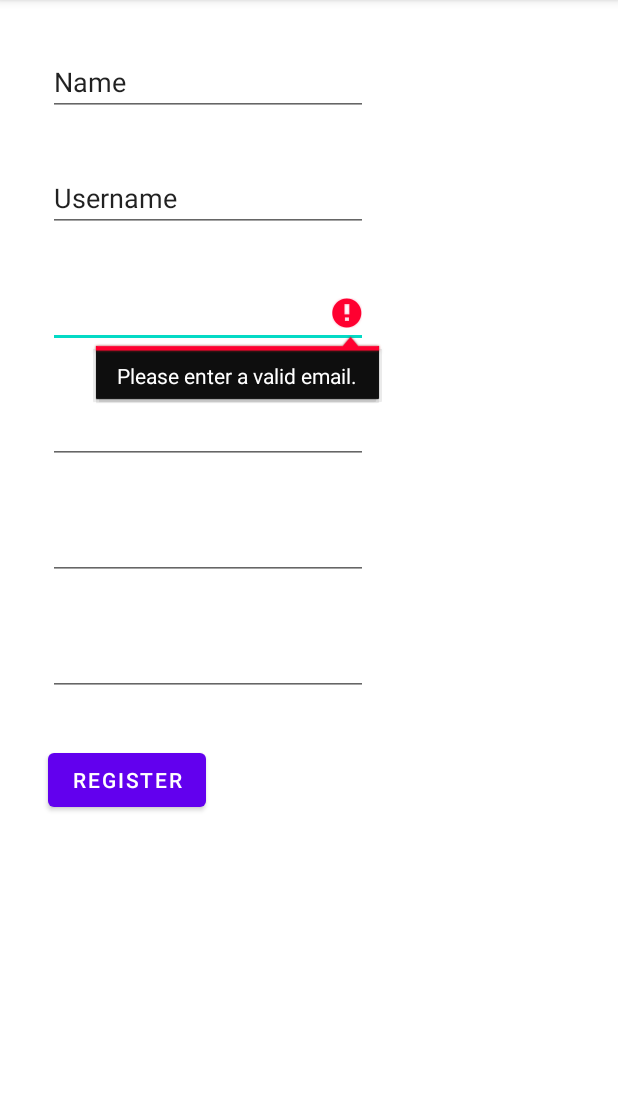
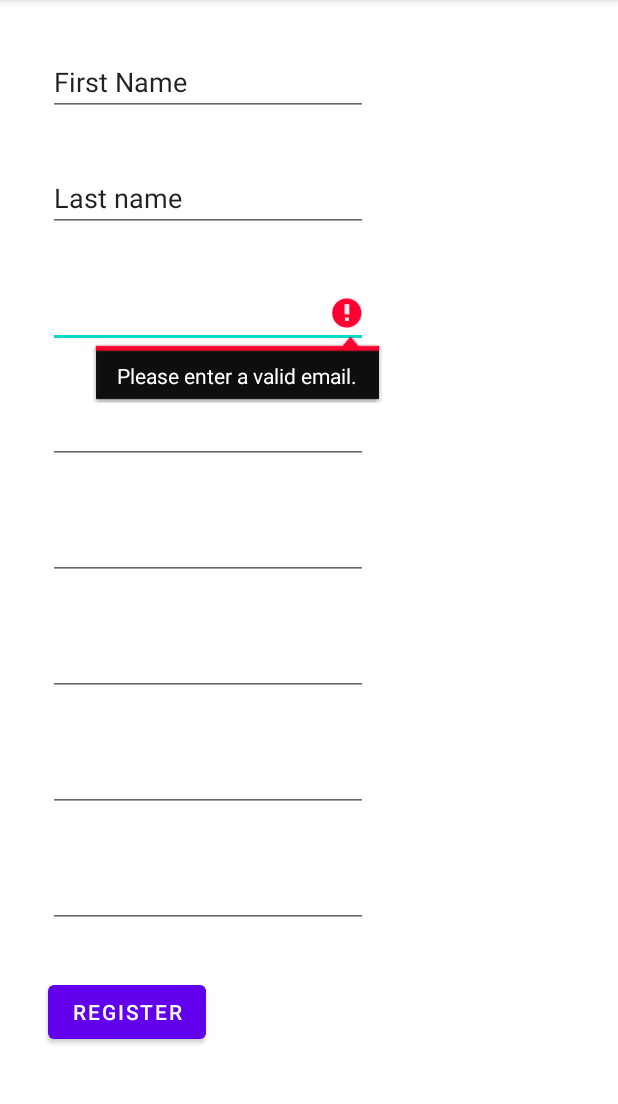
Before and after one commit to FonzyLima/Vax-In-Mobile-Application, an Android app: the RegisterActivity screen opened directly, with no data from a screen before it, after a tap on "REGISTER", on a phone screen of 412 x 824 dp, the part 84-1188 px from its top. Run offline under Robolectric (Android 15) with nearby library versions, the phone set to English and light mode, and no system bars; our stand-ins replace Firebase (no records; nobody signed in at launch, a user with empty details on screens opened directly).

Commit message:
updated textfields

```diff
--- a/VaxInMobileApplioation/app/src/main/java/com/mobdeve/s11/lima/buendia/berenguer/vax_inmobileapplioation/MainActivity.java
+++ b/VaxInMobileApplioation/app/src/main/java/com/mobdeve/s11/lima/buendia/berenguer/vax_inmobileapplioation/MainActivity.java
@@ -32,7 +32,6 @@ public class MainActivity extends AppCompatActivity {
         this.mAuth = FirebaseAuth.getInstance();
 
         this.etEmail = findViewById(R.id.et_email);
-        this.etUsername = findViewById(R.id.et_username);
         this.etPassword = findViewById(R.id.et_password);
 
         this.btnRegister = findViewById(R.id.btn_register);
--- a/VaxInMobileApplioation/app/src/main/java/com/mobdeve/s11/lima/buendia/berenguer/vax_inmobileapplioation/RegisterActivity.java
+++ b/VaxInMobileApplioation/app/src/main/java/com/mobdeve/s11/lima/buendia/berenguer/vax_inmobileapplioation/RegisterActivity.java
@@ -2,7 +2,6 @@ package com.mobdeve.s11.lima.buendia.berenguer.vax_inmobileapplioation;
 
 import android.content.Intent;
 import android.os.Bundle;
-import android.util.Log;
 import android.util.Patterns;
 import android.view.View;
 import android.widget.Button;
@@ -22,7 +21,7 @@ import com.google.firebase.database.FirebaseDatabase;
 public class RegisterActivity extends AppCompatActivity {
     private FirebaseAuth mAuth;
 
-    private EditText etRegisterName, etRegisterUsername, etRegisterPhone, etRegisterEmail, etRegisterPassword, etRegisterConfirm;
+    private EditText etRegisterFirstName, etRegisterLastName, etRegisterPhone, etRegisterEmail, etRegisterPassword, etRegisterConfirm, etRegisterSex, etRegisterBday;
     private Button btnRegisterRegister;
 
     @Override
@@ -32,12 +31,14 @@ public class RegisterActivity extends AppCompatActivity {
 
         mAuth = FirebaseAuth.getInstance();
 
-        etRegisterName = findViewById(R.id.et_register_name);
-        etRegisterUsername = findViewById(R.id.et_register_username);
+        etRegisterFirstName = findViewById(R.id.et_register_firstname);
+        etRegisterLastName = findViewById(R.id.et_register_lastname);
         etRegisterPhone = findViewById(R.id.et_register_phone);
         etRegisterEmail = findViewById(R.id.et_register_email);
         etRegisterPassword = findViewById(R.id.et_register_password);
         etRegisterConfirm = findViewById(R.id.et_register_confirm_password);
+        etRegisterSex = findViewById(R.id.et_register_sex);
+        etRegisterBday = findViewById(R.id.et_register_birthday);
 
         btnRegisterRegister = findViewById(R.id.btn_register_register);
 
@@ -50,24 +51,26 @@ public class RegisterActivity extends AppCompatActivity {
     }
 
     private void validateRegistration(){
-        String name, username, phone, email, password, confirmpass;
+        String firstname, lastname, phone, email, password, confirmpass, sex, bday;
 
-        name = etRegisterName.getText().toString().trim();
-        username = etRegisterUsername.getText().toString().trim();
+        firstname = etRegisterFirstName.getText().toString().trim();
+        lastname = etRegisterLastName.getText().toString().trim();
         phone = etRegisterPhone.getText().toString().trim();
         email = etRegisterEmail.getText().toString().trim();
         password = etRegisterPassword.getText().toString().trim();
         confirmpass = etRegisterConfirm.getText().toString().trim();
+        sex = etRegisterSex.getText().toString().trim();
+        bday = etRegisterBday.getText().toString().trim();
 
-        if(name.isEmpty()){
-            etRegisterName.setError("Please enter your name.");
-            etRegisterName.requestFocus();
+        if(firstname.isEmpty()){
+            etRegisterFirstName.setError("Please enter your name.");
+            etRegisterFirstName.requestFocus();
             return;
         }
 
-        if(username.isEmpty()){
-            etRegisterUsername.setError("Please enter a username.");
-            etRegisterUsername.requestFocus();
+        if(lastname.isEmpty()){
+            etRegisterLastName.setError("Please enter a username.");
+            etRegisterLastName.requestFocus();
             return;
         }
 
@@ -94,12 +97,21 @@ public class RegisterActivity extends AppCompatActivity {
             etRegisterConfirm.requestFocus();
             return;
         }
+        if(sex.isEmpty()){
+            etRegisterSex.setError("Please enter valid sex (M or F)");
+            etRegisterSex.requestFocus();
+        }
+        if(bday.isEmpty()){
+            etRegisterBday.setError("Please enter valid date");
+            etRegisterBday.requestFocus();
+        }
+
 
         mAuth.createUserWithEmailAndPassword(email, password).addOnCompleteListener(new OnCompleteListener<AuthResult>() {
             @Override
             public void onComplete(@NonNull Task<AuthResult> task) {
                 if(task.isSuccessful()){
-                    Users user = new Users(name,username,email, phone);
+                    Users user = new Users(firstname,lastname,email, phone, sex,bday);
 
                     Toast.makeText(RegisterActivity.this,"SUCCESS SA UNA",Toast.LENGTH_LONG).show();
                     FirebaseDatabase.getInstance("https://vax-in-60807-default-rtdb.asia-southeast1.firebasedatabase.app").getReference("Users").child(FirebaseAuth.getInstance().getCurrentUser().getUid()).setValue(user)
--- a/VaxInMobileApplioation/app/src/main/res/layout/activity_register.xml
+++ b/VaxInMobileApplioation/app/src/main/res/layout/activity_register.xml
@@ -6,28 +6,28 @@
     android:layout_height="match_parent">
 
     <EditText
-        android:id="@+id/et_register_name"
+        android:id="@+id/et_register_firstname"
         android:layout_width="wrap_content"
         android:layout_height="wrap_content"
         android:layout_marginStart="32dp"
         android:layout_marginTop="32dp"
         android:ems="10"
         android:inputType="textPersonName"
-        android:text="Name"
+        android:text="First Name"
         app:layout_constraintStart_toStartOf="parent"
         app:layout_constraintTop_toTopOf="parent" />
 
     <EditText
-        android:id="@+id/et_register_username"
+        android:id="@+id/et_register_lastname"
         android:layout_width="wrap_content"
         android:layout_height="wrap_content"
         android:layout_marginStart="32dp"
         android:layout_marginTop="32dp"
         android:ems="10"
         android:inputType="textPersonName"
-        android:text="Username"
+        android:text="Last name"
         app:layout_constraintStart_toStartOf="parent"
-        app:layout_constraintTop_toBottomOf="@+id/et_register_name" />
+        app:layout_constraintTop_toBottomOf="@+id/et_register_firstname" />
 
     <EditText
         android:id="@+id/et_register_email"
@@ -38,7 +38,7 @@
         android:ems="10"
         android:inputType="textEmailAddress"
         app:layout_constraintStart_toStartOf="parent"
-        app:layout_constraintTop_toBottomOf="@+id/et_register_username" />
+        app:layout_constraintTop_toBottomOf="@+id/et_register_lastname" />
 
     <EditText
         android:id="@+id/et_register_phone"
@@ -81,6 +81,28 @@
         android:layout_marginTop="32dp"
         android:text="Register"
         app:layout_constraintStart_toStartOf="parent"
+        app:layout_constraintTop_toBottomOf="@+id/et_register_birthday" />
+
+    <EditText
+        android:id="@+id/et_register_sex"
+        android:layout_width="wrap_content"
+        android:layout_height="wrap_content"
+        android:layout_marginStart="32dp"
+        android:layout_marginTop="32dp"
+        android:ems="10"
+        android:inputType="textPersonName"
+        app:layout_constraintStart_toStartOf="parent"
         app:layout_constraintTop_toBottomOf="@+id/et_register_confirm_password" />
 
+    <EditText
+        android:id="@+id/et_register_birthday"
+        android:layout_width="wrap_content"
+        android:layout_height="wrap_content"
+        android:layout_marginStart="32dp"
+        android:layout_marginTop="32dp"
+        android:ems="10"
+        android:inputType="textPersonName"
+        app:layout_constraintStart_toStartOf="parent"
+        app:layout_constraintTop_toBottomOf="@+id/et_register_sex" />
+
 </androidx.constraintlayout.widget.ConstraintLayout>
```
Also changed, not shown: VaxInMobileApplioation/app/src/main/java/com/mobdeve/s11/lima/buendia/berenguer/vax_inmobileapplioation/Users.java (+11 -4 lines), VaxInMobileApplioation/app/src/main/res/layout/activity_loggedin_user.xml (+13 -0 lines), VaxInMobileApplioation/app/src/main/res/layout/activity_main.xml (+1 -13 lines).
